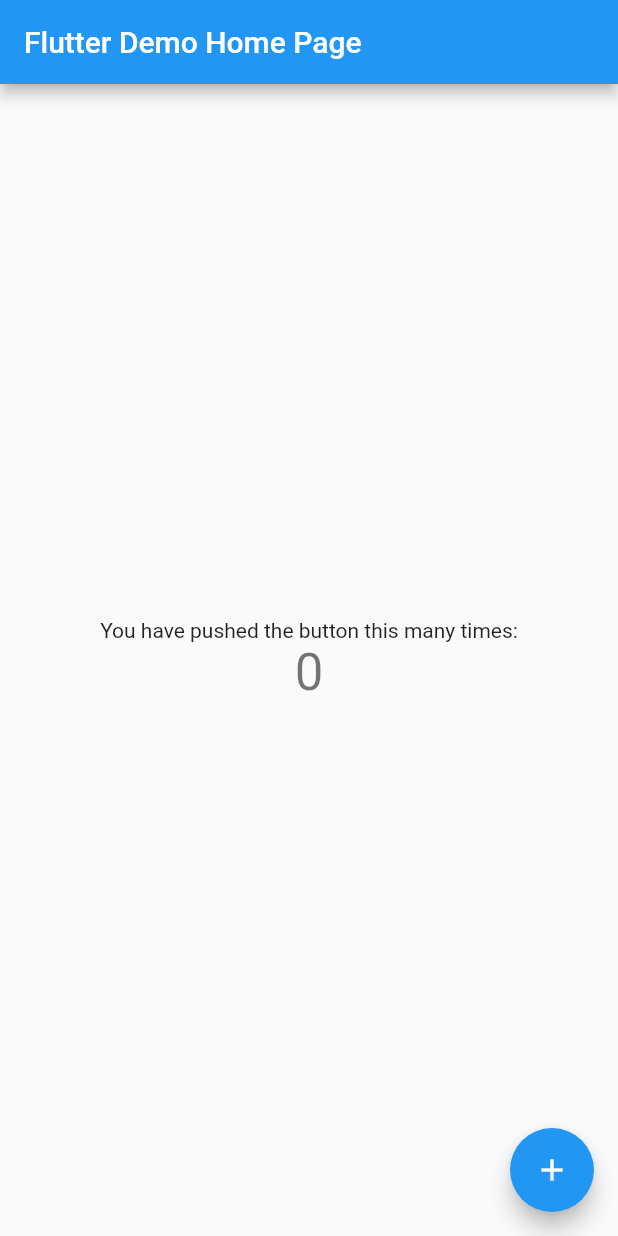
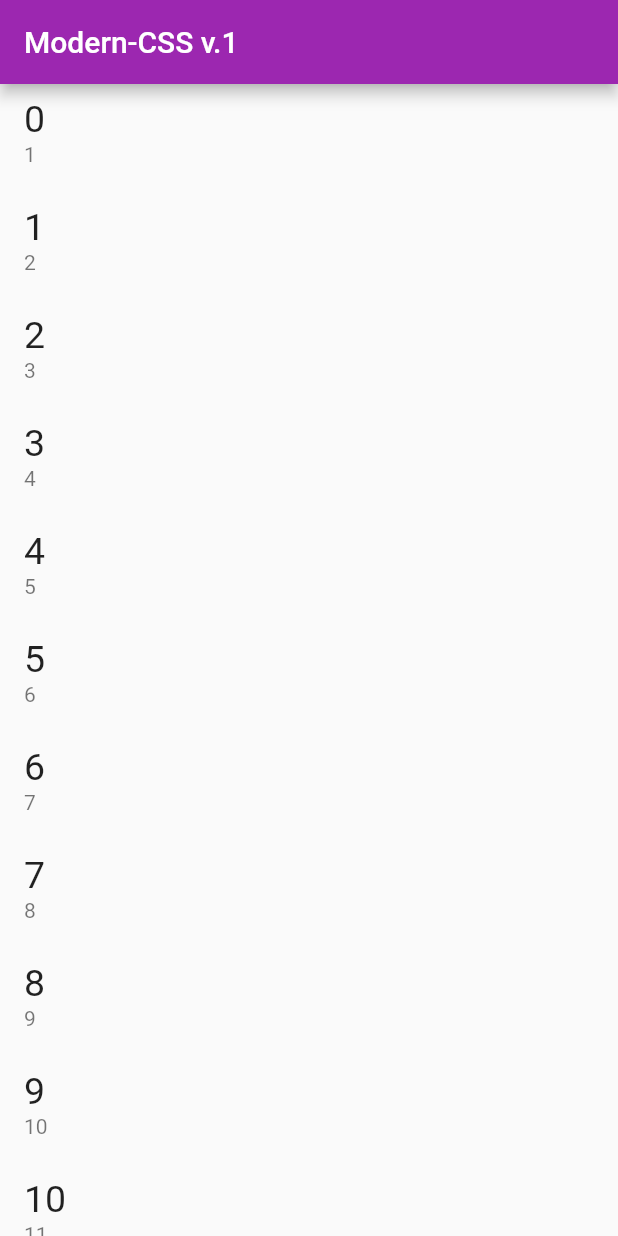
Before and after one commit to porajap/MCSS-Software, a Flutter app: the screen it shows after launch, on a phone screen of 412 x 824 dp. Run offline on Flutter 3.47's test engine with Material 2 defaults, Android fonts, the phone set to English and light mode, and no system bars.

Commit message:
ListView

```diff
--- a/moblie_app/lib/main.dart
+++ b/moblie_app/lib/main.dart
@@ -1,115 +1,67 @@
 import 'package:flutter/material.dart';
 
 void main() {
-  runApp(const MyApp());
+  // print("Hello world");
+
+  runApp(MyApp());
 }
 
 class MyApp extends StatelessWidget {
-  const MyApp({Key? key}) : super(key: key);
-
-  // This widget is the root of your application.
+  // const MyApp({Key? key}) : super(key: key);
   @override
   Widget build(BuildContext context) {
     return MaterialApp(
-      title: 'Flutter Demo',
-      theme: ThemeData(
-        // This is the theme of your application.
-        //
-        // Try running your application with "flutter run". You'll see the
-        // application has a blue toolbar. Then, without quitting the app, try
-        // changing the primarySwatch below to Colors.green and then invoke
-        // "hot reload" (press "r" in the console where you ran "flutter run",
-        // or simply save your changes to "hot reload" in a Flutter IDE).
-        // Notice that the counter didn't reset back to zero; the application
-        // is not restarted.
-        primarySwatch: Colors.blue,
-      ),
-      home: const MyHomePage(title: 'Flutter Demo Home Page'),
+      title: "modern-css",
+      home: MyHomePage(),
+      theme: ThemeData(primarySwatch: Colors.purple),
     );
   }
 }
 
 class MyHomePage extends StatefulWidget {
-  const MyHomePage({Key? key, required this.title}) : super(key: key);
-
-  // This widget is the home page of your application. It is stateful, meaning
-  // that it has a State object (defined below) that contains fields that affect
-  // how it looks.
-
-  // This class is the configuration for the state. It holds the values (in this
-  // case the title) provided by the parent (in this case the App widget) and
-  // used by the build method of the State. Fields in a Widget subclass are
-  // always marked "final".
-
-  final String title;
+  const MyHomePage({Key? key}) : super(key: key);
 
   @override
   State<MyHomePage> createState() => _MyHomePageState();
 }
 
 class _MyHomePageState extends State<MyHomePage> {
-  int _counter = 0;
-
-  void _incrementCounter() {
-    setState(() {
-      // This call to setState tells the Flutter framework that something has
-      // changed in this State, which causes it to rerun the build method below
-      // so that the display can reflect the updated values. If we changed
-      // _counter without calling setState(), then the build method would not be
-      // called again, and so nothing would appear to happen.
-      _counter++;
-    });
-  }
+  int number = 0;
 
   @override
   Widget build(BuildContext context) {
-    // This method is rerun every time setState is called, for instance as done
-    // by the _incrementCounter method above.
-    //
-    // The Flutter framework has been optimized to make rerunning build methods
-    // fast, so that you can just rebuild anything that needs updating rather
-    // than having to individually change instances of widgets.
     return Scaffold(
       appBar: AppBar(
-        // Here we take the value from the MyHomePage object that was created by
-        // the App.build method, and use it to set our appbar title.
-        title: Text(widget.title),
+        title: Text("Modern-CSS v.1"),
       ),
       body: Center(
-        // Center is a layout widget. It takes a single child and positions it
-        // in the middle of the parent.
-        child: Column(
-          // Column is also a layout widget. It takes a list of children and
-          // arranges them vertically. By default, it sizes itself to fit its
-          // children horizontally, and tries to be as tall as its parent.
-          //
-          // Invoke "debug painting" (press "p" in the console, choose the
-          // "Toggle Debug Paint" action from the Flutter Inspector in Android
-          // Studio, or the "Toggle Debug Paint" command in Visual Studio Code)
-          // to see the wireframe for each widget.
-          //
-          // Column has various properties to control how it sizes itself and
-          // how it positions its children. Here we use mainAxisAlignment to
-          // center the children vertically; the main axis here is the vertical
-          // axis because Columns are vertical (the cross axis would be
-          // horizontal).
-          mainAxisAlignment: MainAxisAlignment.center,
-          children: <Widget>[
-            const Text(
-              'You have pushed the button this many times:',
+        child: ListView(children: getData(20)
+            // Text("กดปุ่มเพื่อเพิ่มจำนวน"),
+            // Image(
+            //     image: NetworkImage(
+            //         "https://i.natgeofe.com/n/46b07b5e-1264-42e1-ae4b-8a021226e2d0/domestic-cat_thumb_square.jpg")),
             ),
-            Text(
-              '$_counter',
-              style: Theme.of(context).textTheme.headline4,
-            ),
-          ],
-        ),
       ),
-      floatingActionButton: FloatingActionButton(
-        onPressed: _incrementCounter,
-        tooltip: 'Increment',
-        child: const Icon(Icons.add),
-      ), // This trailing comma makes auto-formatting nicer for build methods.
     );
   }
+
+  List<Widget> getData(int count) {
+    List<Widget> data = [];
+    for (int i = 0; i < count; i++) {
+      var num = ListTile(
+          title: Text(
+            "$i",
+            style: TextStyle(fontSize: 25),
+          ),
+          subtitle: Text("${i + 1}"));
+      data.add(num);
+    }
+    return data;
+  }
+
+  void addNumber() {
+    setState(() {
+      number++;
+    });
+  }
 }
```
Also changed, not shown: 1 other file.
